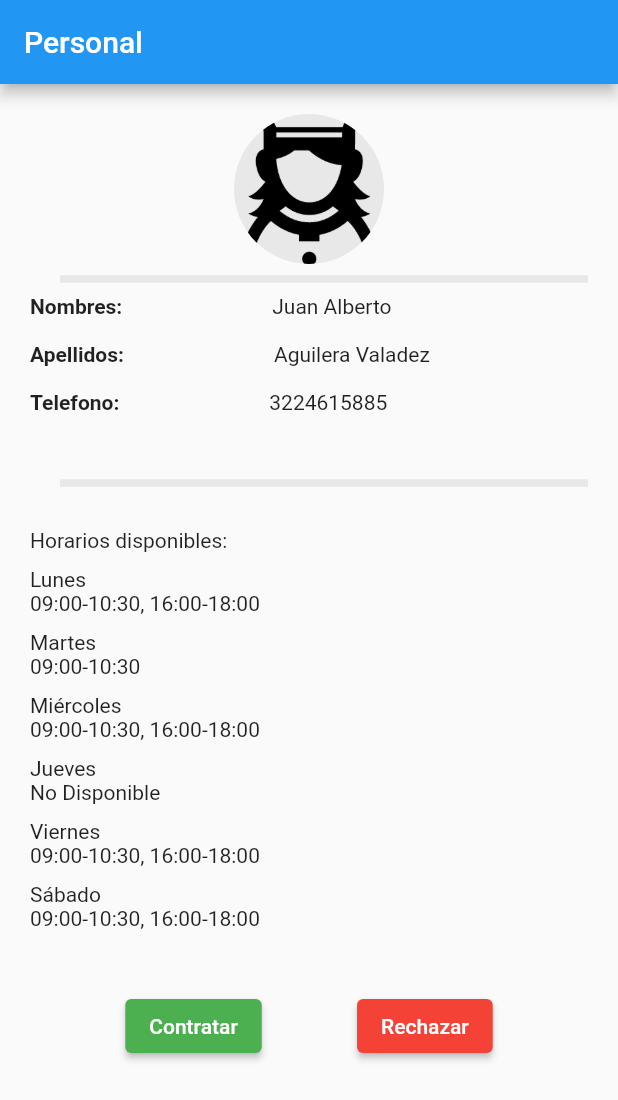
After one commit to alienigena264/chazaUNApp, a Flutter app: the ProfilePage screen opened directly, on a phone screen of 412 x 824 dp. The commit adds this screen. Shown: the top 1100 px of the screen. Run offline on Flutter 3.47's test engine with Material 2 defaults, Android fonts, the phone set to English and light mode, and no system bars; our stand-ins replace cloud_firestore, email_validator, firebase_auth, firebase_core, firebase_storage, flutter_signin_button and 3 more; missing offline and left inert: flutter_email_sender; accounts and stored records are empty; statements that could not run were skipped.

Commit message:
ola q ase?

```diff
--- /dev/null
+++ b/lib/view/Sprint2/ver_mas_postulados.dart
@@ -0,0 +1,191 @@
+
+import 'package:chazaunapp/Models/menu_inicial_model.dart';
+import 'package:chazaunapp/view/colors.dart';
+import 'package:flutter/material.dart';
+import 'package:chazaunapp/Services/services_mehu_personalcandiadtos_chazero.dart';
+import 'package:chazaunapp/view/Sprint2/personal_vista.dart';
+
+
+
+void main() {
+  runApp(MyApp());
+
+}
+
+class MyApp extends StatelessWidget {
+  @override
+  Widget build(BuildContext context) {
+    return MaterialApp(
+      title: 'Personal',
+      color: colorPrincipal,
+      home: ProfilePage(),
+    );
+  }
+}
+
+class ProfilePage extends StatelessWidget {
+  @override
+  Widget build(BuildContext context) {
+    //String chazaActual = ModalRoute.of(context)?.settings.arguments as String;
+    return Scaffold(
+      appBar: AppBar(
+        title: Text('Personal'),
+      ),
+      body: SingleChildScrollView(
+        padding: EdgeInsets.all(20.0),
+        child: Column(
+          crossAxisAlignment: CrossAxisAlignment.start,
+          children: [
+            Center(
+              child: CircleAvatar(
+                backgroundColor: colorFondoField,
+                radius: 50,
+                backgroundImage: AssetImage('assets/imagenes/chef2.png'),
+              ),
+            ),
+            const Divider(
+              height: 20,
+              thickness: 5,
+              indent: 20,
+              endIndent: 0,
+              color: colorFondoField,
+            ),
+            Row(
+                  children: [
+                    Text(
+                      'Nombres:',
+                      style: TextStyle(
+                        fontWeight: FontWeight.bold,
+                      ),
+                    ),
+                    SizedBox(width: 100.0),
+                    Expanded(
+                      child: Text('Juan Alberto')
+                    ),
+                  ],
+                ),
+                SizedBox(height: 16.0),
+            Row(
+                  children: [
+                    Text(
+                      'Apellidos:',
+                      style: TextStyle(
+                        fontWeight: FontWeight.bold,
+                      ),
+                    ),
+                    SizedBox(width: 100.0),
+                    Expanded(
+                      child: Text('Aguilera Valadez')
+                    ),
+                  ],
+                ),
+                SizedBox(height: 16.0),
+            Row(
+                  children: [
+                    Text(
+                      'Telefono:',
+                      style: TextStyle(
+                        fontWeight: FontWeight.bold,
+                      ),
+                    ),
+                    SizedBox(width: 100.0),
+                    Expanded(
+                      child: Text('3224615885')
+                    ),
+                  ],
+                ),
+                SizedBox(height: 16.0),
+
+            SizedBox(height: 20.0),
+
+            //Text(chazaActual),
+            /*
+            Text('Juan Alberto'),
+            SizedBox(height: 10.0),
+            Text('Apellidos'),
+            Text('Aguilera Valadez'),
+            SizedBox(height: 10.0),
+            Text('Telefono'),
+            Text('3224615885'),
+            */
+            const Divider(
+              height: 20,
+              thickness: 5,
+              indent: 20,
+              endIndent: 0,
+              color: colorFondoField,
+            ),
+            SizedBox(height: 20.0),
+            Text('Horarios disponibles:'),
+            SizedBox(height: 10.0),
+            Text('Lunes'),
+            Text('09:00-10:30, 16:00-18:00'),
+            SizedBox(height: 10.0),
+            Text('Martes'),
+            Text('09:00-10:30'),
+            SizedBox(height: 10.0),
+            Text('Miércoles'),
+            Text('09:00-10:30, 16:00-18:00'),
+            SizedBox(height: 10.0),
+            Text('Jueves'),
+            Text('No Disponible'),
+            SizedBox(height: 10.0),
+            Text('Viernes'),
+            Text('09:00-10:30, 16:00-18:00'),
+            SizedBox(height: 10.0),
+            Text('Sábado'),
+            Text('09:00-10:30, 16:00-18:00'),
+            SizedBox(height: 40.0),
+            Row(
+              mainAxisAlignment: MainAxisAlignment.spaceEvenly,
+              children: [
+                ElevatedButton(
+                  onPressed: () {},
+                  //color: Colors.green,
+                  child: Text('Contratar'),
+                  style: ElevatedButton.styleFrom(
+                    backgroundColor : Colors.green,
+                    )
+                ),
+                ElevatedButton(
+                  onPressed: () {},
+                  //color: Colors.red,
+                  child: Text('Rechazar'),
+                  style: ElevatedButton.styleFrom(
+                    backgroundColor : Colors.red,
+                    )
+                ),
+              ],
+            ),
+          ],
+
+        ),
+
+      )
+
+    );
+
+  }
+  BottomNavigationBar barraChazero(BuildContext context) {
+    //La barra de opciones inferior
+    return BottomNavigationBar(
+      //currentIndex: _currentIndex,
+      //onTap: _onItemTapped,
+      items: const [
+        BottomNavigationBarItem(icon: Icon(Icons.home), label: 'Inicio'),
+        //Icono home
+        BottomNavigationBarItem(
+            icon: Icon(Icons.person_outline_rounded), label: 'Perfil'),
+        BottomNavigationBarItem(
+            icon: Icon(Icons.settings_outlined), label: 'Ajustes')
+      ],
+      backgroundColor: Colors.white,
+      selectedItemColor: colorPrincipal,
+      unselectedItemColor: const Color(0xff909090),
+      unselectedLabelStyle: const TextStyle(fontFamily: "Inder"),
+      selectedLabelStyle: const TextStyle(fontFamily: "Inder"),
+      iconSize:
+      34, //Detalles del color del item seleccionado y la fuente de los labels
+    );
+  }
+}
```
Also changed, not shown: lib/view/Sprint2/personal_vista.dart (+49 -0 lines).
